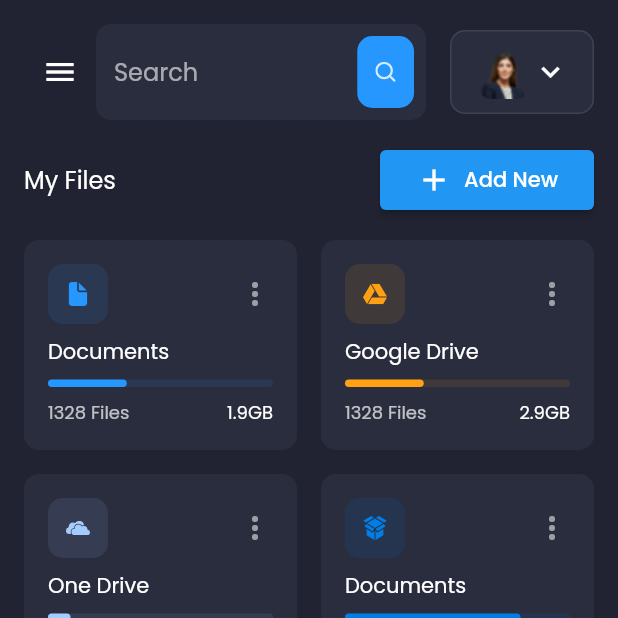
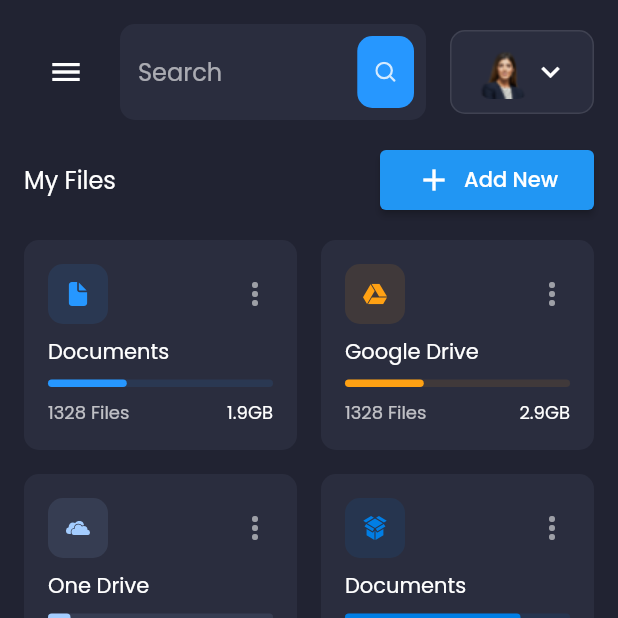
Before and after one commit to Donkijote/dashboard, a Flutter app: the screen it shows after launch, on a phone screen of 412 x 824 dp, the top half of it. Run offline on Flutter 3.47's test engine with Material 2 defaults, Android fonts, the phone set to English and light mode, and no system bars; drawn by our look-alikes of data_table_2; our stand-ins replace fl_chart, flutter_svg, google_fonts.

Commit message:
fixing menu button and search input style

```diff
--- a/lib/screens/dashboard/components/header.dart
+++ b/lib/screens/dashboard/components/header.dart
@@ -1,3 +1,4 @@
+import 'package:dashboard/constants/global.dart';
 import 'package:dashboard/controllers/menu_controller.dart';
 import 'package:dashboard/utils/responsive.dart';
 import 'package:flutter/material.dart';
@@ -16,9 +17,13 @@ class Header extends StatelessWidget {
     return Row(
       children: [
         if (!Responsive.isDesktop(context))
-          IconButton(
-            icon: const Icon(Icons.menu),
-            onPressed: context.read<MenuController>().controlMenu,
+          Padding(
+            padding: const EdgeInsets.all(4.0),
+            child: IconButton(
+              splashRadius: defaultPadding + 8,
+              icon: const Icon(Icons.menu),
+              onPressed: context.read<MenuController>().controlMenu,
+            ),
           ),
         if (!Responsive.isMobile(context))
           Text(
@@ -27,7 +32,14 @@ class Header extends StatelessWidget {
           ),
         if (!Responsive.isMobile(context))
           Spacer(flex: Responsive.isDesktop(context) ? 2 : 1),
-        const Expanded(child: SearchField()),
+        const Expanded(
+          child: Padding(
+            padding: EdgeInsets.only(
+              left: defaultPadding / 2,
+            ),
+            child: SearchField(),
+          ),
+        ),
         const ProfileCard()
       ],
     );
```
